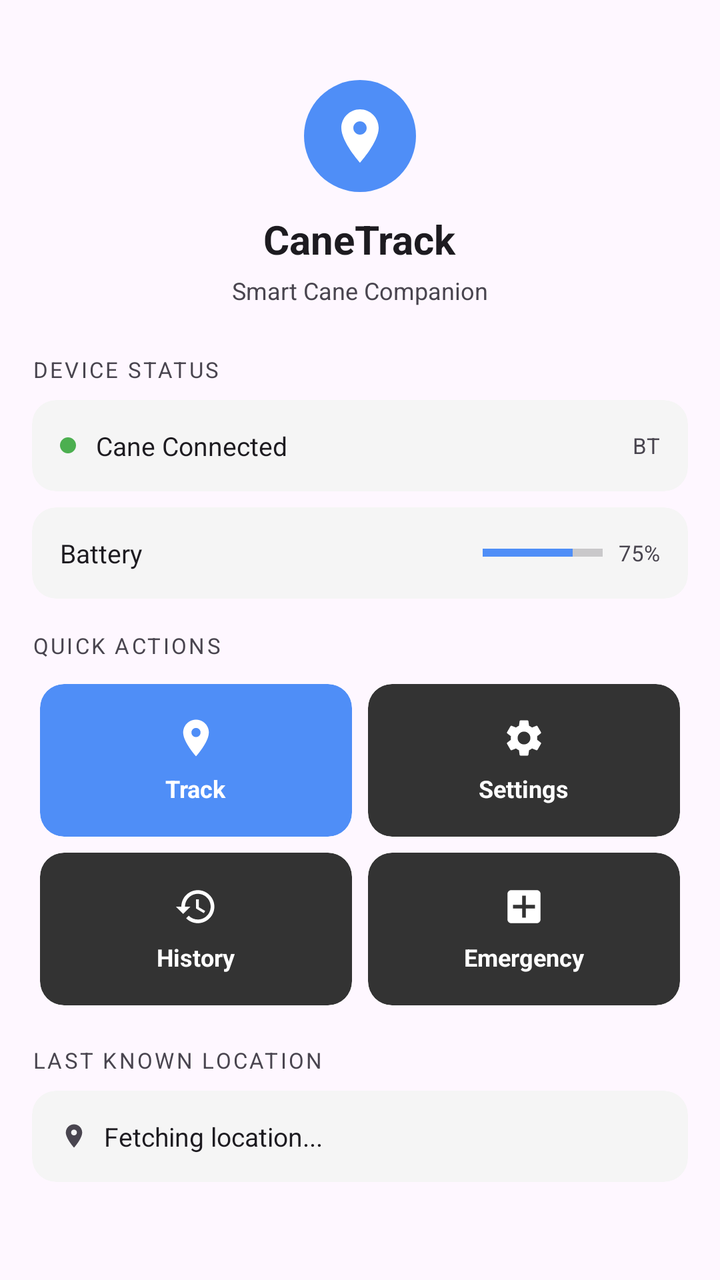
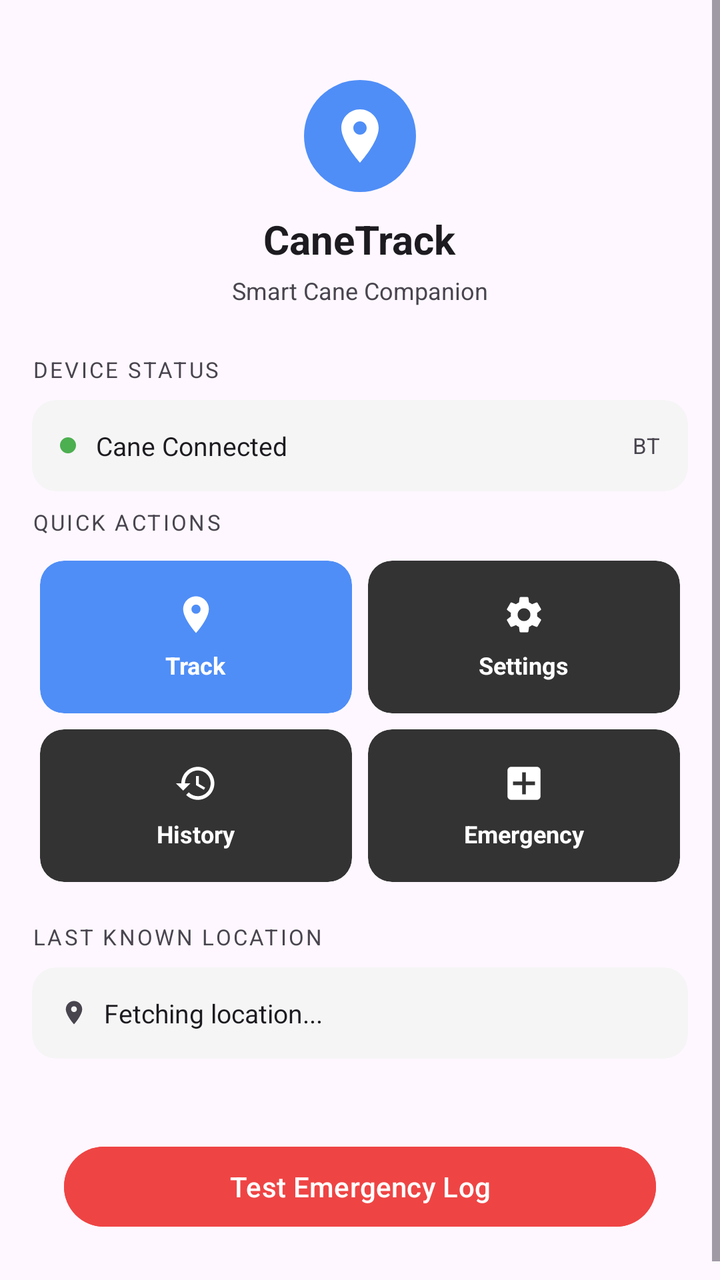

Two renders of the same Android screen: before a commit and after it. Below are the layout's source before the change and the commit's diff.
<!-- AndroidManifest.xml: application theme Theme.Canetrack -->
<!-- res/layout/activity_main.xml -->
<?xml version="1.0" encoding="utf-8"?>
<ScrollView xmlns:android="http://schemas.android.com/apk/res/android"
    xmlns:app="http://schemas.android.com/apk/res-auto"
    android:layout_width="match_parent"
    android:layout_height="match_parent"
    android:background="?android:attr/windowBackground">

    <LinearLayout
        android:layout_width="match_parent"
        android:layout_height="wrap_content"
        android:orientation="vertical"
        android:padding="16dp">

        
        <LinearLayout
            android:layout_width="match_parent"
            android:layout_height="wrap_content"
            android:orientation="vertical"
            android:gravity="center"
            android:paddingTop="24dp"
            android:paddingBottom="24dp">

            <ImageView
                android:layout_width="56dp"
                android:layout_height="56dp"
                android:background="@drawable/circle_blue"
                android:padding="12dp"
                android:src="@drawable/location_on_24"
                app:tint="@android:color/white" />

            <TextView
                android:layout_width="wrap_content"
                android:layout_height="wrap_content"
                android:text="CaneTrack"
                android:textColor="?android:attr/textColorPrimary"
                android:textSize="20sp"
                android:textStyle="bold"
                android:layout_marginTop="10dp"/>

            <TextView
                android:layout_width="wrap_content"
                android:layout_height="wrap_content"
                android:text="Smart Cane Companion"
                android:textColor="?android:attr/textColorSecondary"
                android:textSize="12sp"
                android:layout_marginTop="4dp"/>
        </LinearLayout>

        
        <TextView
            android:layout_width="wrap_content"
            android:layout_height="wrap_content"
            android:text="DEVICE STATUS"
            android:textColor="?android:attr/textColorSecondary"
            android:textSize="11sp"
            android:letterSpacing="0.1"
            android:layout_marginBottom="8dp"/>

        
        <androidx.cardview.widget.CardView
            android:layout_width="match_parent"
            android:layout_height="wrap_content"
            app:cardCornerRadius="12dp"
            app:cardBackgroundColor="?attr/colorSurfaceVariant"
            app:cardElevation="0dp"
            android:layout_marginBottom="8dp">

            <LinearLayout
                android:layout_width="match_parent"
                android:layout_height="wrap_content"
                android:gravity="center_vertical"
                android:orientation="horizontal"
                android:padding="14dp">

                <View
                    android:id="@+id/indicator_connection"
                    android:layout_width="8dp"
                    android:layout_height="8dp"
                    android:background="@drawable/circle_green" />

                <TextView
                    android:id="@+id/tv_connection_status"
                    android:layout_width="0dp"
                    android:layout_height="wrap_content"
                    android:layout_marginStart="10dp"
                    android:layout_weight="1"
                    android:text="Cane Connected"
                    android:textColor="?android:attr/textColorPrimary"
                    android:textSize="13sp" />

                <TextView
                    android:layout_width="wrap_content"
                    android:layout_height="wrap_content"
                    android:text="BT"
                    android:textColor="?android:attr/textColorSecondary"
                    android:textSize="11sp" />
            </LinearLayout>
        </androidx.cardview.widget.CardView>

        
        <androidx.cardview.widget.CardView
            android:layout_width="match_parent"
            android:layout_height="wrap_content"
            app:cardCornerRadius="12dp"
            app:cardBackgroundColor="?attr/colorSurfaceVariant"
            app:cardElevation="0dp"
            android:layout_marginBottom="16dp">

            <LinearLayout
                android:layout_width="match_parent"
                android:layout_height="wrap_content"
                android:orientation="horizontal"
                android:padding="14dp"
                android:gravity="center_vertical">

                <TextView
                    android:layout_width="0dp"
                    android:layout_height="wrap_content"
                    android:layout_weight="1"
                    android:text="Battery"
                    android:textColor="?android:attr/textColorPrimary"
                    android:textSize="13sp"/>

                <ProgressBar
                    android:id="@+id/progress_battery"
                    style="?android:attr/progressBarStyleHorizontal"
                    android:layout_width="60dp"
                    android:layout_height="8dp"
                    android:progress="75"
                    android:progressTint="?attr/colorPrimary"
                    android:progressBackgroundTint="?attr/colorOnSurfaceVariant"/>

                <TextView
                    android:id="@+id/tv_battery_level"
                    android:layout_width="wrap_content"
                    android:layout_height="wrap_content"
                    android:text="75%"
                    android:textColor="?android:attr/textColorSecondary"
                    android:textSize="11sp"
                    android:layout_marginStart="8dp"/>
            </LinearLayout>
        </androidx.cardview.widget.CardView>

        
        <TextView
            android:layout_width="wrap_content"
            android:layout_height="wrap_content"
            android:text="QUICK ACTIONS"
            android:textColor="?android:attr/textColorSecondary"
            android:textSize="11sp"
            android:letterSpacing="0.1"
            android:layout_marginBottom="8dp"/>

        <GridLayout
            android:layout_width="match_parent"
            android:layout_height="wrap_content"
            android:columnCount="2"
            android:rowCount="2"
            android:layout_marginBottom="16dp">

            
            <androidx.cardview.widget.CardView
                android:id="@+id/btn_track"
                android:layout_width="0dp"
                android:layout_height="wrap_content"
                android:layout_columnWeight="1"
                android:layout_margin="4dp"
                app:cardCornerRadius="12dp"
                app:cardBackgroundColor="?attr/quickActionPrimaryBackground"
                app:cardElevation="0dp">

                <LinearLayout
                    android:layout_width="match_parent"
                    android:layout_height="wrap_content"
                    android:gravity="center"
                    android:orientation="vertical"
                    android:padding="16dp">

                    <ImageView
                        android:layout_width="22dp"
                        android:layout_height="22dp"
                        android:layout_marginBottom="6dp"
                        android:src="@drawable/location_on_24"
                        app:tint="?attr/quickActionContentColor" />

                    <TextView
                        android:layout_width="wrap_content"
                        android:layout_height="wrap_content"
                        android:text="Track"
                        android:textColor="?attr/quickActionContentColor"
                        android:textSize="12sp"
                        android:textStyle="bold" />
                </LinearLayout>
            </androidx.cardview.widget.CardView>

            
            <androidx.cardview.widget.CardView
                android:id="@+id/btn_settings"
                android:layout_width="0dp"
                android:layout_height="wrap_content"
                android:layout_columnWeight="1"
                android:layout_margin="4dp"
                app:cardCornerRadius="12dp"
                app:cardBackgroundColor="?attr/quickActionSecondaryBackground"
                app:cardElevation="0dp">

                <LinearLayout
                    android:layout_width="match_parent"
                    android:layout_height="wrap_content"
                    android:gravity="center"
                    android:orientation="vertical"
                    android:padding="16dp">

                    <ImageView
                        android:layout_width="22dp"
                        android:layout_height="22dp"
                        android:layout_marginBottom="6dp"
                        android:src="@drawable/settings_24"
                        app:tint="?attr/quickActionContentColor" />

                    <TextView
                        android:layout_width="wrap_content"
                        android:layout_height="wrap_content"
                        android:text="Settings"
                        android:textColor="?attr/quickActionContentColor"
                        android:textSize="12sp"
                        android:textStyle="bold" />
                </LinearLayout>
            </androidx.cardview.widget.CardView>

            
            <androidx.cardview.widget.CardView
                android:id="@+id/btn_history"
                android:layout_width="0dp"
                android:layout_height="wrap_content"
                android:layout_columnWeight="1"
                android:layout_margin="4dp"
                app:cardCornerRadius="12dp"
                app:cardBackgroundColor="?attr/quickActionSecondaryBackground"
                app:cardElevation="0dp">

                <LinearLayout
                    android:layout_width="match_parent"
                    android:layout_height="wrap_content"
                    android:gravity="center"
                    android:orientation="vertical"
                    android:padding="16dp">

                    <ImageView
                        android:layout_width="22dp"
                        android:layout_height="22dp"
                        android:layout_marginBottom="6dp"
                        android:src="@drawable/history_24"
                        app:tint="?attr/quickActionContentColor" />

                    <TextView
                        android:layout_width="wrap_content"
                        android:layout_height="wrap_content"
                        android:text="History"
                        android:textColor="?attr/quickActionContentColor"
                        android:textSize="12sp"
                        android:textStyle="bold" />
                </LinearLayout>
            </androidx.cardview.widget.CardView>

            
            <androidx.cardview.widget.CardView
                android:id="@+id/btn_emergency"
                android:layout_width="0dp"
                android:layout_height="wrap_content"
                android:layout_columnWeight="1"
                android:layout_margin="4dp"
                app:cardCornerRadius="12dp"
                app:cardBackgroundColor="?attr/quickActionSecondaryBackground"
                app:cardElevation="0dp">

                <LinearLayout
                    android:layout_width="match_parent"
                    android:layout_height="wrap_content"
                    android:gravity="center"
                    android:orientation="vertical"
                    android:padding="16dp">

                    <ImageView
                        android:layout_width="22dp"
                        android:layout_height="22dp"
                        android:layout_marginBottom="6dp"
                        android:src="@drawable/e911_emergency_24"
                        app:tint="?attr/quickActionContentColor" />

                    <TextView
                        android:layout_width="wrap_content"
                        android:layout_height="wrap_content"
                        android:text="Emergency"
                        android:textColor="?attr/quickActionContentColor"
                        android:textSize="12sp"
                        android:textStyle="bold" />
                </LinearLayout>
            </androidx.cardview.widget.CardView>
        </GridLayout>

        
        <TextView
            android:layout_width="wrap_content"
            android:layout_height="wrap_content"
            android:text="LAST KNOWN LOCATION"
            android:textColor="?android:attr/textColorSecondary"
            android:textSize="11sp"
            android:letterSpacing="0.1"
            android:layout_marginBottom="8dp"/>

        <androidx.cardview.widget.CardView
            android:layout_width="match_parent"
            android:layout_height="wrap_content"
            app:cardCornerRadius="12dp"
            app:cardBackgroundColor="?attr/colorSurfaceVariant"
            app:cardElevation="0dp"
            android:layout_marginBottom="24dp">

            <LinearLayout
                android:layout_width="match_parent"
                android:layout_height="wrap_content"
                android:orientation="horizontal"
                android:padding="14dp"
                android:gravity="center_vertical">

                <ImageView
                    android:layout_width="14dp"
                    android:layout_height="14dp"
                    android:src="@drawable/location_on_24"
                    app:tint="?android:attr/textColorSecondary"
                    android:layout_marginEnd="8dp"/>

                <TextView
                    android:id="@+id/tv_last_location"
                    android:layout_width="wrap_content"
                    android:layout_height="wrap_content"
                    android:text="Fetching location..."
                    android:textColor="?android:attr/textColorPrimary"
                    android:textSize="13sp"/>
            </LinearLayout>
        </androidx.cardview.widget.CardView>

    </LinearLayout>
</ScrollView>
<!-- resources referenced by this layout -->
<resources>
  <!-- drawable circle_blue (drawable) -->
  <?xml version="1.0" encoding="utf-8"?>
  <shape xmlns:android="http://schemas.android.com/apk/res/android"
      android:shape="oval">
      <solid android:color="#4f8ef7"/>
  </shape>
  <!-- drawable circle_green (drawable) -->
  <?xml version="1.0" encoding="utf-8"?>
  <shape xmlns:android="http://schemas.android.com/apk/res/android"
      android:shape="oval">
      <solid android:color="#4CAF50"/>
  </shape>
  <!-- drawable e911_emergency_24 (drawable) -->
  <vector xmlns:android="http://schemas.android.com/apk/res/android"
      android:width="24dp"
      android:height="24dp"
      android:viewportWidth="24"
      android:viewportHeight="24">
    <path
        android:fillColor="#FF000000"
        android:pathData="M19,3H5C3.9,3 3,3.9 3,5v14c0,1.1 0.9,2 2,2h14c1.1,0 2,-0.9 2,-2V5C21,3.9 20.1,3 19,3zM18,13h-5v5h-2v-5H6v-2h5V6h2v5h5V13z"/>
  </vector>
  <!-- drawable history_24 (drawable) -->
  <vector xmlns:android="http://schemas.android.com/apk/res/android"
      android:width="24dp"
      android:height="24dp"
      android:viewportWidth="24"
      android:viewportHeight="24">
    <path
        android:fillColor="#FF000000"
        android:pathData="M13,3c-4.97,0 -9,4.03 -9,9L1,12l3.89,3.89 0.07,0.14L9,12L6,12c0,-3.87 3.13,-7 7,-7s7,3.13 7,7 -3.13,7 -7,7c-1.93,0 -3.68,-0.79 -4.94,-2.06l-1.42,1.42C8.27,19.99 10.51,21 13,21c4.97,0 9,-4.03 9,-9s-4.03,-9 -9,-9zM12,8v5l4.28,2.54 0.72,-1.21 -3.5,-2.08V8L12,8z"/>
  </vector>
  <!-- drawable location_on_24 (drawable) -->
  <vector xmlns:android="http://schemas.android.com/apk/res/android"
      android:width="24dp"
      android:height="24dp"
      android:viewportWidth="24"
      android:viewportHeight="24">
    <path
        android:fillColor="#FF000000"
        android:pathData="M12,2C8.13,2 5,5.13 5,9c0,5.25 7,13 7,13s7,-7.75 7,-13c0,-3.87 -3.13,-7 -7,-7zM12,11.5c-1.38,0 -2.5,-1.12 -2.5,-2.5s1.12,-2.5 2.5,-2.5 2.5,1.12 2.5,2.5 -1.12,2.5 -2.5,2.5z"/>
  </vector>
  <!-- drawable settings_24 (drawable) -->
  <vector xmlns:android="http://schemas.android.com/apk/res/android"
      android:width="24dp"
      android:height="24dp"
      android:viewportWidth="24"
      android:viewportHeight="24">
    <path
        android:fillColor="#FF000000"
        android:pathData="M19.14,12.94c0.04,-0.3 0.06,-0.61 0.06,-0.94c0,-0.32 -0.02,-0.64 -0.07,-0.94l2.03,-1.58c0.18,-0.14 0.23,-0.41 0.12,-0.61l-1.92,-3.32c-0.12,-0.22 -0.37,-0.29 -0.59,-0.22l-2.39,0.96c-0.5,-0.38 -1.03,-0.7 -1.62,-0.94L14.4,2.81c-0.04,-0.24 -0.24,-0.41 -0.48,-0.41h-3.84c-0.24,0 -0.43,0.17 -0.47,0.41L9.25,5.35C8.66,5.59 8.12,5.92 7.63,6.29L5.24,5.33c-0.22,-0.08 -0.47,0 -0.59,0.22L2.74,8.87C2.62,9.08 2.66,9.34 2.86,9.48l2.03,1.58C4.84,11.36 4.81,11.69 4.81,12c0,0.31 0.02,0.64 0.07,0.94l-2.03,1.58c-0.18,0.14 -0.23,0.41 -0.12,0.61l1.92,3.32c0.12,0.22 0.37,0.29 0.59,0.22l2.39,-0.96c0.5,0.38 1.03,0.7 1.62,0.94l0.36,2.54c0.05,0.24 0.24,0.41 0.48,0.41h3.84c0.24,0 0.44,-0.17 0.47,-0.41l0.36,-2.54c0.59,-0.24 1.13,-0.56 1.62,-0.94l2.39,0.96c0.22,0.08 0.47,0 0.59,-0.22l1.92,-3.32c0.12,-0.22 0.07,-0.47 -0.12,-0.61L19.14,12.94zM12,15.5c-1.93,0 -3.5,-1.57 -3.5,-3.5s1.57,-3.5 3.5,-3.5s3.5,1.57 3.5,3.5S13.93,15.5 12,15.5z"/>
  </vector>
  <style name="Theme.Canetrack" parent="Base.Theme.Canetrack" />
  <style name="Base.Theme.Canetrack" parent="Theme.Material3.DayNight.NoActionBar">
          
          <item name="colorPrimary">#4f8ef7</item>
          <item name="colorSurfaceVariant">#F5F5F5</item>
  
          
          <item name="quickActionPrimaryBackground">#4f8ef7</item>
          
          <item name="quickActionSecondaryBackground">#333333</item>
          <item name="quickActionContentColor">#FFFFFF</item>
      </style>
</resources>

<!-- the commit's change to res/layout/activity_main.xml (unified diff, before → after) -->
@@ -94,50 +94,6 @@
                     android:text="BT"
                     android:textColor="?android:attr/textColorSecondary"
                     android:textSize="11sp" />
-            </LinearLayout>
-        </androidx.cardview.widget.CardView>
-
-        
-        <androidx.cardview.widget.CardView
-            android:layout_width="match_parent"
-            android:layout_height="wrap_content"
-            app:cardCornerRadius="12dp"
-            app:cardBackgroundColor="?attr/colorSurfaceVariant"
-            app:cardElevation="0dp"
-            android:layout_marginBottom="16dp">
-
-            <LinearLayout
-                android:layout_width="match_parent"
-                android:layout_height="wrap_content"
-                android:orientation="horizontal"
-                android:padding="14dp"
-                android:gravity="center_vertical">
-
-                <TextView
-                    android:layout_width="0dp"
-                    android:layout_height="wrap_content"
-                    android:layout_weight="1"
-                    android:text="Battery"
-                    android:textColor="?android:attr/textColorPrimary"
-                    android:textSize="13sp"/>
-
-                <ProgressBar
-                    android:id="@+id/progress_battery"
-                    style="?android:attr/progressBarStyleHorizontal"
-                    android:layout_width="60dp"
-                    android:layout_height="8dp"
-                    android:progress="75"
-                    android:progressTint="?attr/colorPrimary"
-                    android:progressBackgroundTint="?attr/colorOnSurfaceVariant"/>
-
-                <TextView
-                    android:id="@+id/tv_battery_level"
-                    android:layout_width="wrap_content"
-                    android:layout_height="wrap_content"
-                    android:text="75%"
-                    android:textColor="?android:attr/textColorSecondary"
-                    android:textSize="11sp"
-                    android:layout_marginStart="8dp"/>
             </LinearLayout>
         </androidx.cardview.widget.CardView>
 
@@ -340,6 +296,16 @@
                     android:textSize="13sp"/>
             </LinearLayout>
         </androidx.cardview.widget.CardView>
+        
+        <Button
+            android:id="@+id/btn_test_emergency"
+            android:layout_width="match_parent"
+            android:layout_height="wrap_content"
+            android:text="Test Emergency Log"
+            android:backgroundTint="#ef4444"
+            android:textColor="#FFFFFF"
+            android:layout_margin="16dp"/>
+
 
     </LinearLayout>
 </ScrollView>
